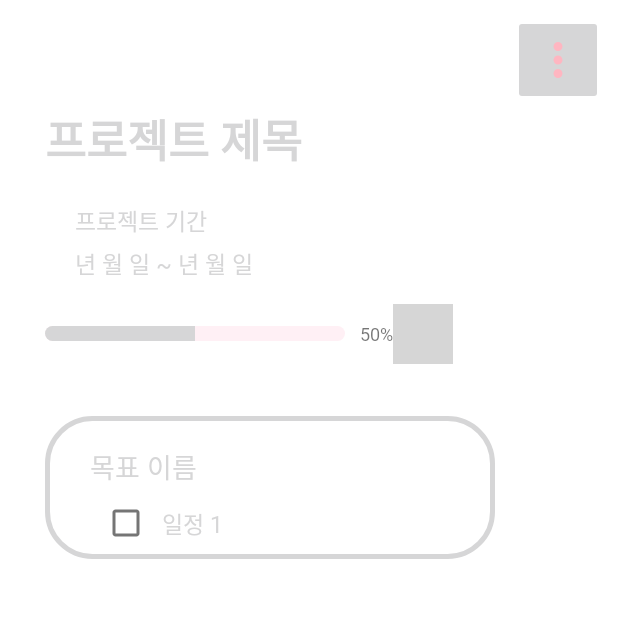
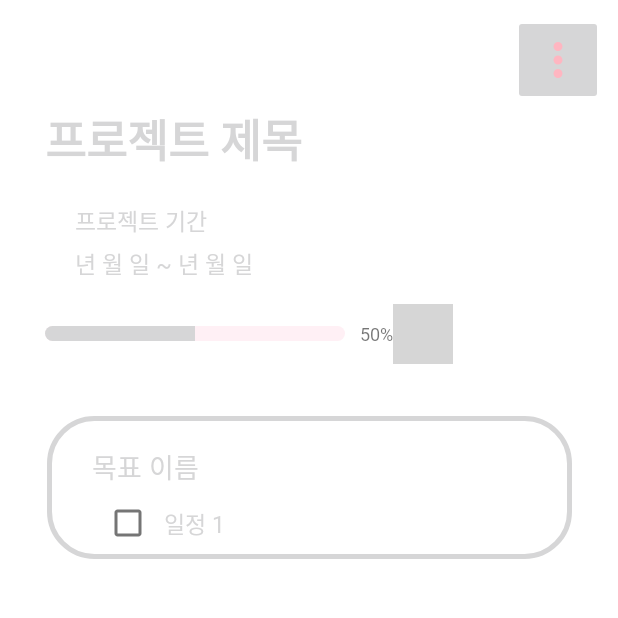
Before and after one commit to bomingming/ProjecTodo, an Android app: the DetailActivity screen opened directly, with no data from a screen before it, on a phone screen of 412 x 824 dp, the top half of it. Run offline under Robolectric (Android 15) with nearby library versions, the phone set to English and light mode, and no system bars; grey boxes are pictures that could not be loaded.

Commit message:
상세 화면 배치 조율

```diff
--- a/app/src/main/res/layout/activity_detail.xml
+++ b/app/src/main/res/layout/activity_detail.xml
@@ -95,12 +95,13 @@
 
     <androidx.constraintlayout.widget.ConstraintLayout
         android:id="@+id/block_target"
-        android:layout_width="300dp"
+        android:layout_width="350dp"
         android:layout_height="wrap_content"
+        android:layout_marginTop="50dp"
         android:background="@drawable/rectangle_style"
-        app:layout_constraintStart_toStartOf="@+id/title_text"
-        app:layout_constraintTop_toBottomOf="@+id/progressBar_detail"
-        android:layout_marginTop="50dp">
+        app:layout_constraintEnd_toEndOf="parent"
+        app:layout_constraintStart_toStartOf="parent"
+        app:layout_constraintTop_toBottomOf="@+id/progressBar_detail">
 
         <TextView
             android:id="@+id/target_title_Block"
```
